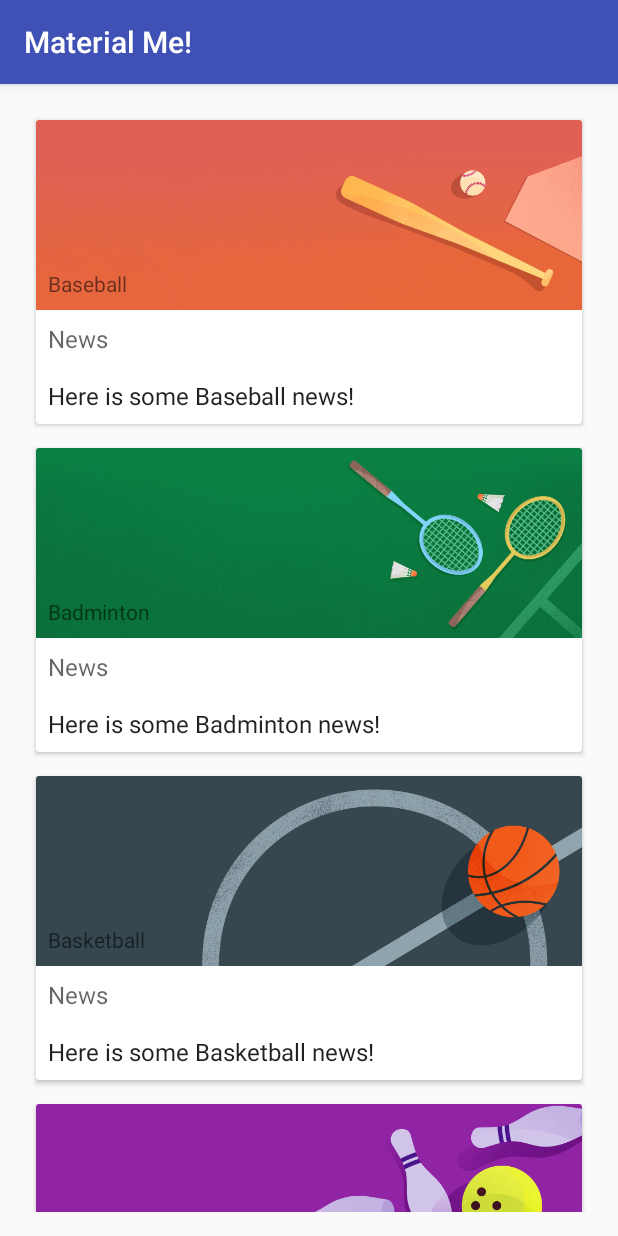
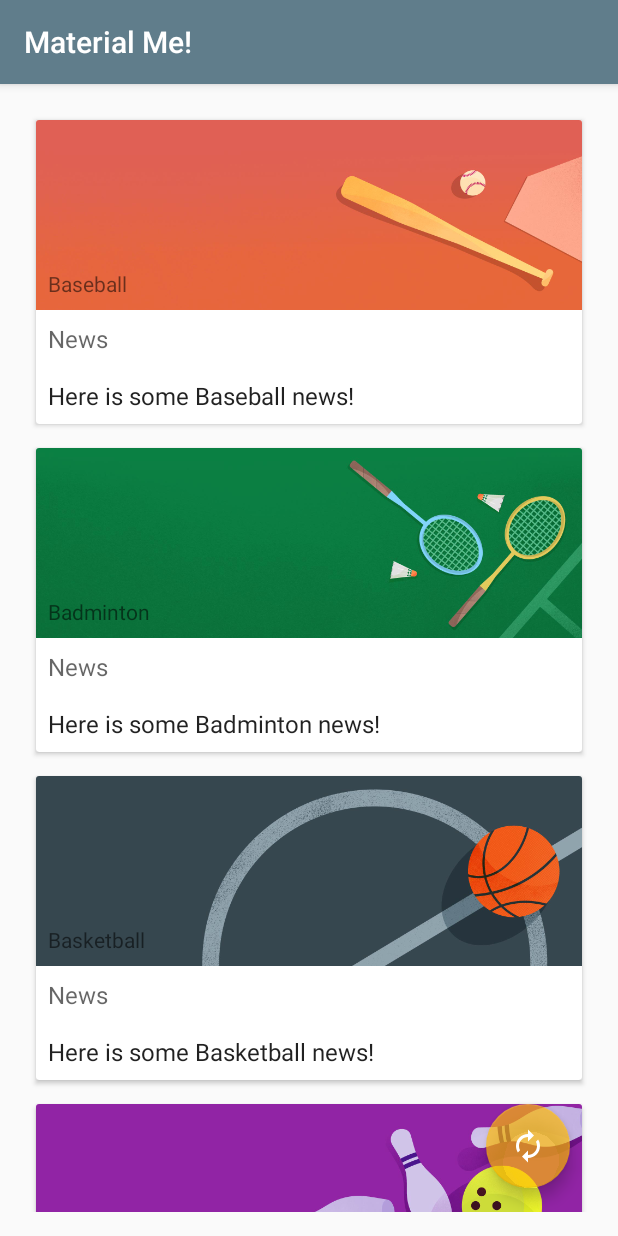
Before and after one commit to SaumyaSingh1/Android-Codelabs, an Android app: the screen it shows after launch (MainActivity), on a phone screen of 412 x 824 dp. Run offline under Robolectric (Android 15) with nearby library versions, the phone set to English and light mode, and no system bars; pictures from the network do not load.

Commit message:
completed material me app

```diff
--- a/MaterialMe-Starter/app/build.gradle
+++ b/MaterialMe-Starter/app/build.gradle
@@ -20,9 +20,10 @@ android {
 
 dependencies {
     implementation fileTree(dir: 'libs', include: ['*.jar'])
-    implementation 'com.android.support.constraint:constraint-layout:1.1.0'
+    implementation 'com.android.support.constraint:constraint-layout:1.1.3'
     testImplementation 'junit:junit:4.12'
     implementation 'com.android.support:cardview-v7:28.0.0'
+    implementation 'com.android.support:design:28.0.0'
     implementation 'com.github.bumptech.glide:glide:3.7.0'
     implementation 'com.android.support:appcompat-v7:28.0.0'
     implementation 'com.android.support:recyclerview-v7:28.0.0'
--- a/MaterialMe-Starter/app/src/main/java/com/example/android/materialme/MainActivity.java
+++ b/MaterialMe-Starter/app/src/main/java/com/example/android/materialme/MainActivity.java
@@ -23,6 +23,7 @@ import android.support.v7.app.AppCompatActivity;
 import android.support.v7.widget.LinearLayoutManager;
 import android.support.v7.widget.RecyclerView;
 import android.support.v7.widget.helper.ItemTouchHelper;
+import android.view.View;
 
 import java.util.ArrayList;
 import java.util.Collections;
@@ -109,4 +110,7 @@ public class MainActivity extends AppCompatActivity {
         mAdapter.notifyDataSetChanged();
     }
 
+    public void resetSports(View view) {
+        initializeData();
+    }
 }
--- /dev/null
+++ b/MaterialMe-Starter/app/src/main/res/drawable/ic_reset.xml
@@ -0,0 +1,9 @@
+<vector xmlns:android="http://schemas.android.com/apk/res/android"
+        android:width="24dp"
+        android:height="24dp"
+        android:viewportWidth="24.0"
+        android:viewportHeight="24.0">
+    <path
+        android:fillColor="#FF000000"
+        android:pathData="M12,6v3l4,-4 -4,-4v3c-4.42,0 -8,3.58 -8,8 0,1.57 0.46,3.03 1.24,4.26L6.7,14.8c-0.45,-0.83 -0.7,-1.79 -0.7,-2.8 0,-3.31 2.69,-6 6,-6zM18.76,7.74L17.3,9.2c0.44,0.84 0.7,1.79 0.7,2.8 0,3.31 -2.69,6 -6,6v-3l-4,4 4,4v-3c4.42,0 8,-3.58 8,-8 0,-1.57 -0.46,-3.03 -1.24,-4.26z"/>
+</vector>
--- a/MaterialMe-Starter/app/src/main/res/layout/activity_main.xml
+++ b/MaterialMe-Starter/app/src/main/res/layout/activity_main.xml
@@ -30,4 +30,15 @@
         android:layout_width="match_parent"
         android:layout_height="match_parent" />
 
+    <android.support.design.widget.FloatingActionButton
+        android:layout_width="wrap_content"
+        android:layout_height="wrap_content"
+        android:layout_alignParentBottom="true"
+        android:layout_alignParentRight="true"
+        android:layout_alignParentEnd="true"
+        android:layout_margin="16dp"
+        android:src="@drawable/ic_reset"
+        android:tint="@android:color/white"
+        android:onClick="resetSports"/>
+
 </RelativeLayout>
--- a/MaterialMe-Starter/app/src/main/res/values/colors.xml
+++ b/MaterialMe-Starter/app/src/main/res/values/colors.xml
@@ -15,7 +15,7 @@
   limitations under the License.
   -->
 <resources>
-    <color name="colorPrimary">#3F51B5</color>
-    <color name="colorPrimaryDark">#303F9F</color>
-    <color name="colorAccent">#FF4081</color>
+    <color name="colorPrimary">#607D8B</color>
+    <color name="colorPrimaryDark">#37474F</color>
+    <color name="colorAccent">#aaffbb00</color>
 </resources>
```
Also changed, not shown: 1550 other files.
